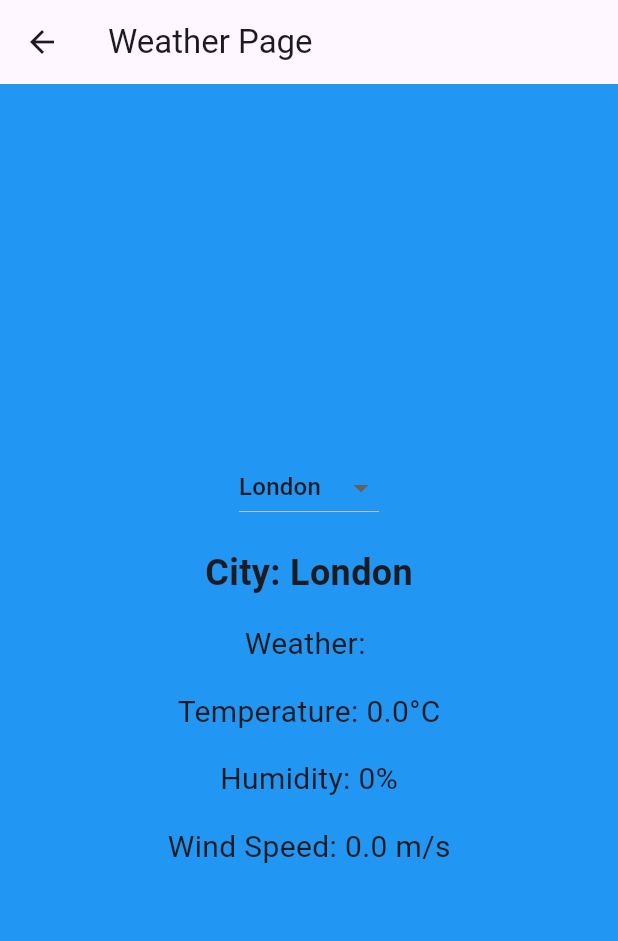
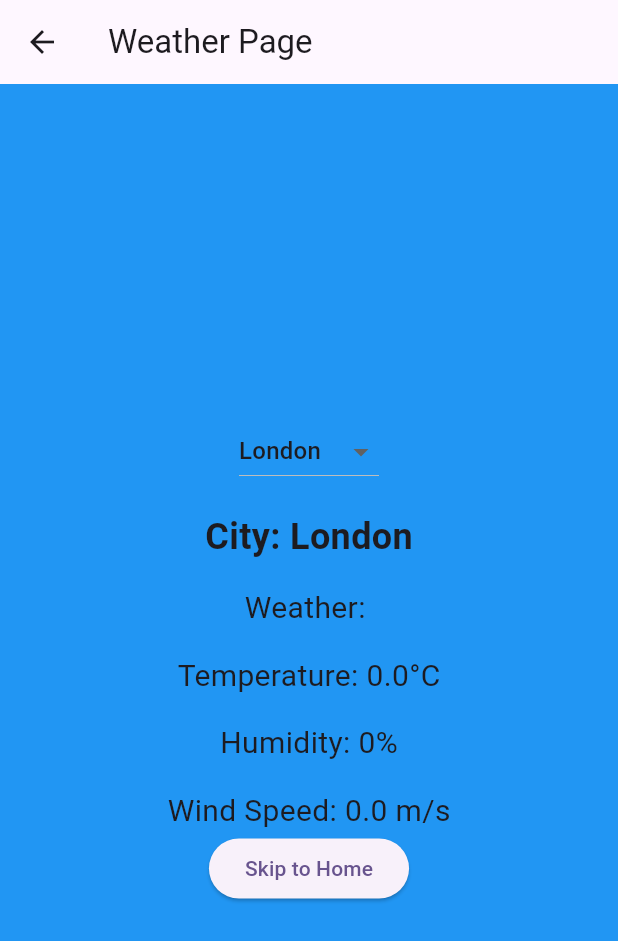
Before and after one commit to Pranay7824/Toolzy, a Flutter app: the WeatherPage screen opened by its route, on a phone screen of 412 x 824 dp. Shown: the top 941 px of the screen. Run offline on Flutter 3.47's test engine with Material 3 defaults, Android fonts, the light colour scheme and no system bars; our stand-ins replace carousel_slider; network calls fail.

```diff
--- a/lib/pages/weather_page.dart
+++ b/lib/pages/weather_page.dart
@@ -137,6 +137,12 @@ class _WeatherPageState extends State<WeatherPage> {
               'Wind Speed: $_windSpeed m/s',
               style: TextStyle(fontSize: 20),
             ),
+            ElevatedButton(
+              onPressed: () {
+                Navigator.pushReplacementNamed(context, '/home');
+              },
+              child: Text('Skip to Home'),
+            ),
           ],
         ),
       ),
```
